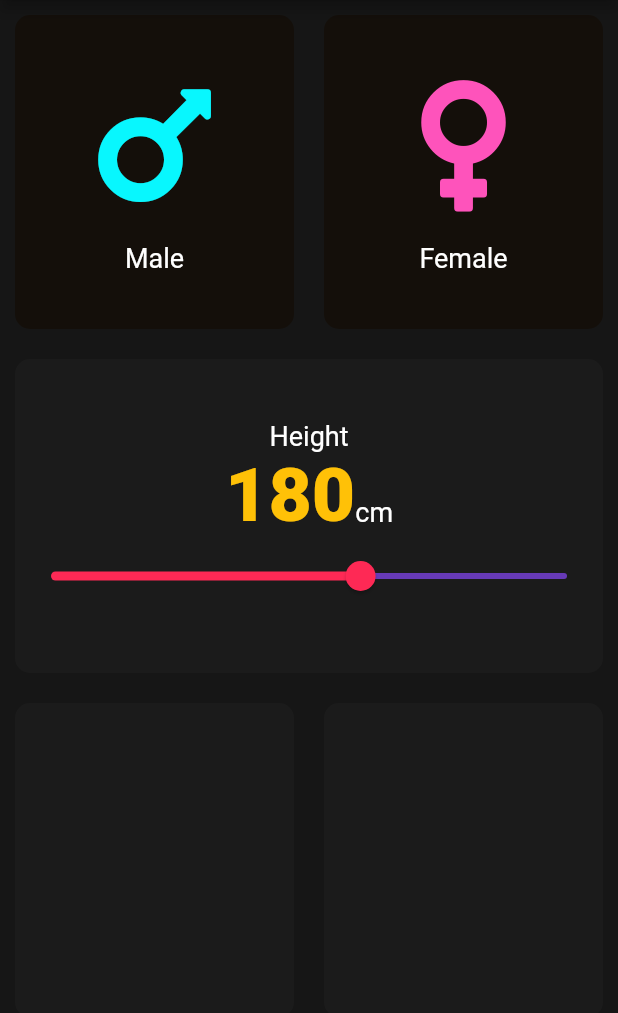
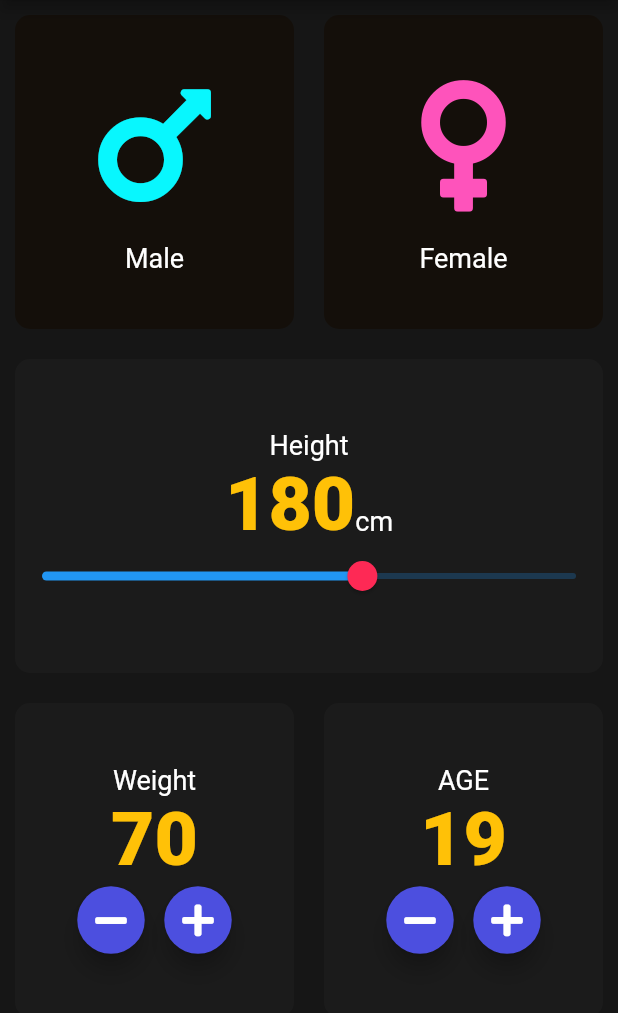
Before and after one commit to Ninad10code/BMI-Calculator-app, a Flutter app: the screen it shows after launch, on a phone screen of 412 x 824 dp, the part 84-1097 px from its top. Run offline on Flutter 3.47's test engine with Material 2 defaults, Android fonts, the phone set to English and light mode, and no system bars; our stand-ins replace font_awesome_flutter.

Commit message:
Weight and Age container added

```diff
--- a/lib/input_page.dart
+++ b/lib/input_page.dart
@@ -14,14 +14,15 @@ const reusableColorCard = Color(0XFF1B1B1B);
 const activeCardColor = Color(0XFF1B1B1B);
 const inactiveCardColor = Color(0XFF140F0A);
 const bottomButtonColor = Color(0XFF6D00C1); //FE2955 nice red color also
-enum Gender {female,male}
+enum Gender { female, male }
 
 class _InputPageState extends State<InputPage> {
   Color maleCardColor = inactiveCardColor;
   Color femaleCardColor = inactiveCardColor;
 // 1- male | 0 - female
   int Height = 180;
-
+  int Weight = 70;
+  int Age = 19;
 
   @override
   Widget build(BuildContext context) {
@@ -37,11 +38,12 @@ class _InputPageState extends State<InputPage> {
               children: <Widget>[
                 Expanded(
                   child: GestureDetector(
-                    onTap: ()
-                    {
+                    onTap: () {
                       setState(() {
-                        maleCardColor==inactiveCardColor?maleCardColor=activeCardColor:maleCardColor=inactiveCardColor;
-                        femaleCardColor=inactiveCardColor;
+                        maleCardColor == inactiveCardColor
+                            ? maleCardColor = activeCardColor
+                            : maleCardColor = inactiveCardColor;
+                        femaleCardColor = inactiveCardColor;
 //                        updateColor(Gender.male);
                       });
 //                      print('male card was pressed');
@@ -58,12 +60,12 @@ class _InputPageState extends State<InputPage> {
                 ),
                 Expanded(
                   child: ReusableCard(
-                    onPress: ()
-                    {
-
+                    onPress: () {
                       setState(() {
-                        femaleCardColor==inactiveCardColor?femaleCardColor=activeCardColor:femaleCardColor=inactiveCardColor;
-                        maleCardColor=inactiveCardColor;
+                        femaleCardColor == inactiveCardColor
+                            ? femaleCardColor = activeCardColor
+                            : femaleCardColor = inactiveCardColor;
+                        maleCardColor = inactiveCardColor;
                       });
                     },
                     color: femaleCardColor,
@@ -106,32 +108,123 @@ class _InputPageState extends State<InputPage> {
                       )
                     ],
                   ),
-                  Slider.adaptive(value: Height.toDouble(),
+                  SliderTheme(
+                    data: SliderTheme.of(context).copyWith(
+//                      thumbShape: RoundSliderThumbShape(enabledThumbRadius: 15.0),
+                      overlayShape:
+                          RoundSliderOverlayShape(overlayRadius: 18.0),
+                      overlayColor: Color(0X29FE2955),
+
+                      activeTickMarkColor: Color(0XFFFE2955),
+                      thumbColor: Color(0XFFFE2955),
+                    ),
+                    child: Slider(
+                      value: Height.toDouble(),
                       min: 120.0,
                       max: 220.0,
-                      activeColor: Color(0XFFFE2955),
-                      inactiveColor: Color(0XFF673AB7),
-                      onChanged: (double newValue)
-                    {
-                      setState(() {
-                        Height=newValue.round();
-                      });
-
-                    },
+//                        activeColor: Color(0XFFFE2955),
+//                        inactiveColor: Color(0XFF673AB7),
+                      onChanged: (double newValue) {
+                        setState(() {
+                          Height = newValue.round();
+                        });
+                      },
+                    ),
                   )
                 ],
               ),
-
             ),
           ),
           Expanded(
             child: Row(
               children: <Widget>[
                 Expanded(
-                  child: ReusableCard(color: reusableColorCard),
+                  child: ReusableCard(
+                    color: reusableColorCard,
+                    cardChild: Column(
+                      mainAxisAlignment: MainAxisAlignment.center,
+                      children: <Widget>[
+                        Text(
+                          'Weight',
+                          style: textStyle,
+                        ),
+                        Text(
+                          Weight.toString(),
+                          style: TextStyle(
+                            fontSize: 50.0,
+                            fontWeight: FontWeight.w900,
+                            color: Color(0XFFFFC107),
+                          ),
+                        ),
+                        Row(
+                          mainAxisAlignment: MainAxisAlignment.center,
+                          children: <Widget>[
+                            RoundButton(icon: FontAwesomeIcons.minus,
+                              onPresed: (){
+                              setState(() {
+                                Weight--;
+                              });
+                              },
+                            ),
+                            SizedBox(
+                              width:  10.0,
+                            ),
+                            RoundButton(icon: FontAwesomeIcons.plus,
+                              onPresed: (){
+                              setState(() {
+                                Weight++;
+                              });
+                              },
+                            ),
+                          ],
+                        ),
+                      ],
+                    ),
+                  ),
                 ),
                 Expanded(
-                  child: ReusableCard(color: reusableColorCard),
+                  child: ReusableCard(
+                    color: reusableColorCard,
+                    cardChild: Column(
+                      mainAxisAlignment: MainAxisAlignment.center,
+                      children: <Widget>[
+                        Text(
+                          'AGE',
+                          style: textStyle,
+                        ),
+                        Text(
+                          Age.toString(),
+                          style: TextStyle(
+                            fontSize: 50.0,
+                            fontWeight: FontWeight.w900,
+                            color: Color(0XFFFFC107),
+                          ),
+                        ),
+                        Row(
+                          mainAxisAlignment: MainAxisAlignment.center,
+                          children: <Widget>[
+                            RoundButton(icon: FontAwesomeIcons.minus,
+                              onPresed: (){
+                                setState(() {
+                                  Age--;
+                                });
+                              },
+                            ),
+                            SizedBox(
+                              width:  10.0,
+                            ),
+                            RoundButton(icon: FontAwesomeIcons.plus,
+                              onPresed: (){
+                                setState(() {
+                                  Age++;
+                                });
+                              },
+                            ),
+                          ],
+                        ),
+                      ],
+                    ),
+                  ),
                 ),
               ],
             ),
@@ -147,3 +240,25 @@ class _InputPageState extends State<InputPage> {
     );
   }
 }
+
+class RoundButton extends StatelessWidget {
+  RoundButton({@required this.icon,@required this.onPresed});
+  final IconData icon;
+  final Function onPresed;
+  @override
+  Widget build(BuildContext context) {
+    return RawMaterialButton(
+      child: Icon(icon,
+      color: Colors.white,
+      ),
+      onPressed:onPresed,
+      elevation: 6.0,
+      constraints: BoxConstraints.tightFor(
+        width: 45,
+        height: 45,
+      ),
+      shape: CircleBorder(),
+      fillColor: Color(0XFF4C4FDF),
+    );
+  }
+}
```
